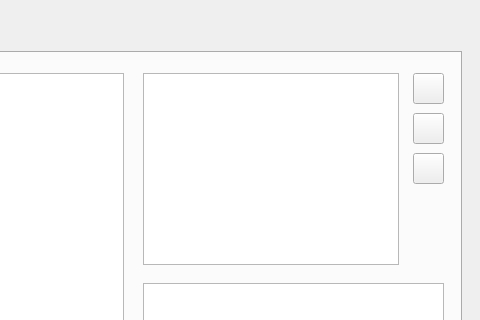
Qt form app/ui/form_anova.ui (HansBug/dgdvapp) before a commit; both pictures show x 536 to 1016 and y 0 to 320 of the 1016 by 576 pixel window.
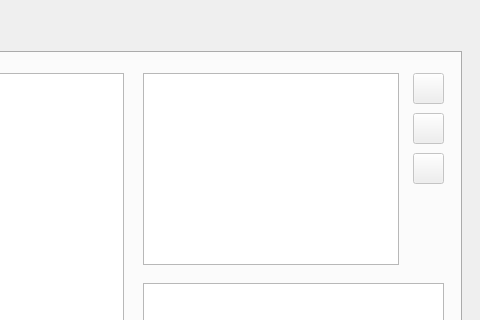
The same form after that commit.

Commit message: dev(hansbug): save the dependents part

What changed in the file:
```diff
--- a/app/ui/form_anova.ui
+++ b/app/ui/form_anova.ui
@@ -101,6 +101,9 @@
      </property>
     </widget>
     <widget class="QPushButton" name="button_ind_add">
+     <property name="enabled">
+      <bool>false</bool>
+     </property>
      <property name="geometry">
       <rect>
        <x>930</x>
@@ -114,6 +117,9 @@
      </property>
     </widget>
     <widget class="QPushButton" name="button_ind_del">
+     <property name="enabled">
+      <bool>false</bool>
+     </property>
      <property name="geometry">
       <rect>
        <x>930</x>
@@ -127,6 +133,9 @@
      </property>
     </widget>
     <widget class="QPushButton" name="button_ind_clear">
+     <property name="enabled">
+      <bool>false</bool>
+     </property>
      <property name="geometry">
       <rect>
        <x>930</x>
```
Left out of the diff: 4 changed lines with no effect on the pictures. The commit also changes 1 other file.
